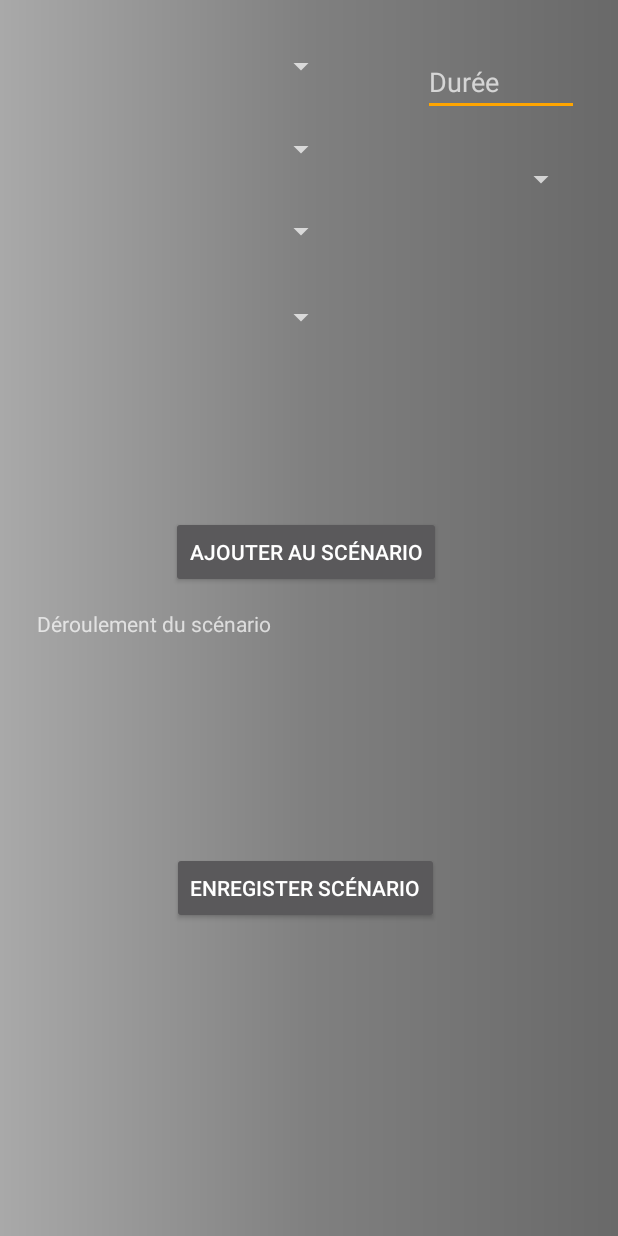
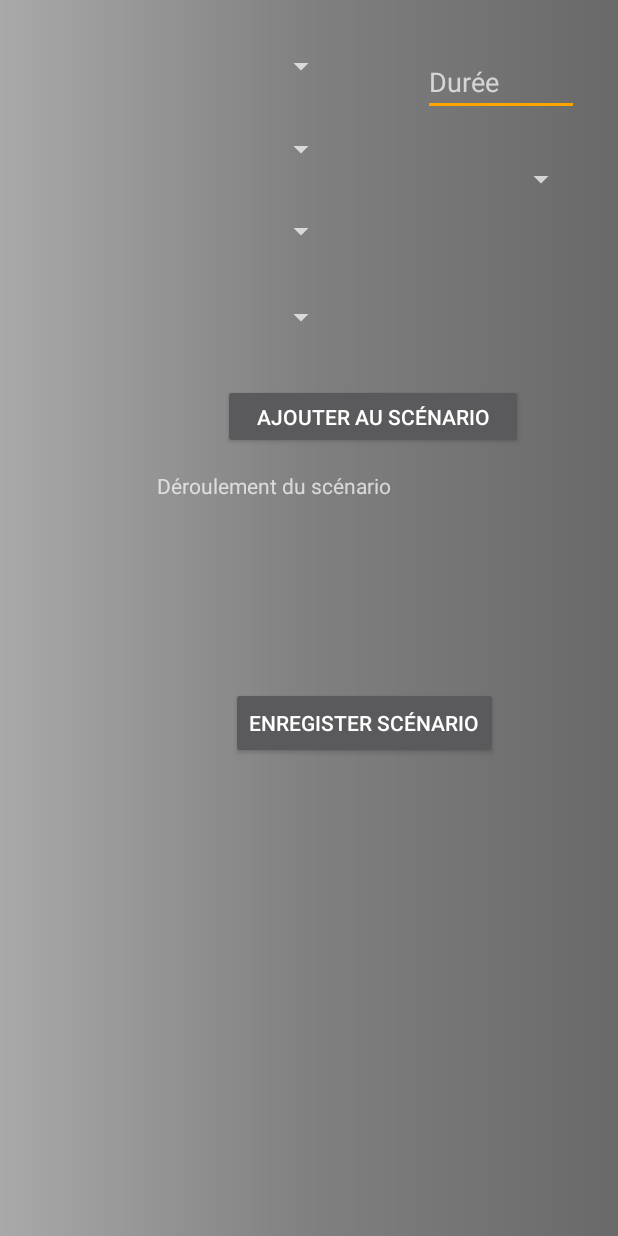
Before and after one commit to dasie-maggle/projet-domotique-client-android, an Android app: the layout creerscenario.xml on its own in the app's theme, with its tools: preview values and no code run, on a phone screen of 412 x 824 dp. Run offline under Robolectric (Android 15) with nearby library versions, the phone set to English and light mode, and no system bars.

Commit message:
creer scenario ihm ok

```diff
--- a/app/src/main/java/ironsecurity/ironsecurity/ChoixScenario.java
+++ b/app/src/main/java/ironsecurity/ironsecurity/ChoixScenario.java
@@ -1,5 +1,4 @@
 package ironsecurity.ironsecurity;
-
 
 import android.os.Bundle;
 import android.support.v7.app.AppCompatActivity;
@@ -7,32 +6,38 @@ import android.view.View;
 import android.widget.AdapterView;
 import android.widget.ArrayAdapter;
 import android.widget.Spinner;
-import android.widget.Toast;
 
 public class ChoixScenario extends AppCompatActivity implements AdapterView.OnItemSelectedListener{
-    String[] action = {"Choisir un scenario", "scenario 1", "scenario 2"};
+    private static String[] actions = {"-Choisir une action-","Allumer","Eteindre"};
+
 
     @Override
     protected void onCreate(Bundle savedInstanceState) {
         super.onCreate(savedInstanceState);
         setContentView(R.layout.choixscenario);
 
-        Spinner spin = findViewById(R.id.choix);
+        // Récupération des IDs
+        Spinner spin = (Spinner)findViewById(R.id.choix);
         spin.setOnItemSelectedListener(this);
 
-        ArrayAdapter<String> adapter= new ArrayAdapter<>(this, android.R.layout.simple_spinner_item, action);
-        adapter.setDropDownViewResource(android.R.layout.simple_spinner_dropdown_item);
 
-        spin.setAdapter(adapter);
+        // Remplissage des spinners
+        ArrayAdapter<String> aa=new ArrayAdapter<String>(this, android.R.layout.simple_spinner_item, actions);
+        spin.setAdapter(aa);
+
+
+        // Définition des écouteurs
+        spin.setOnItemSelectedListener(this);
+
     }
 
     @Override
-    public void onItemSelected(AdapterView<?>arg0, View arg1, int position, long id) {
-        Toast.makeText(getApplicationContext(),action[position], Toast.LENGTH_LONG).show();
+    public void onItemSelected(AdapterView<?> parent, View v, int position, long id) {
+        String selected =(String) parent.getAdapter().getItem(position);
     }
 
     @Override
-    public void onNothingSelected(AdapterView<?>arg0) {
+    public void onNothingSelected(AdapterView<?>arg0){
 
     }
 }
--- a/app/src/main/res/layout/creerscenario.xml
+++ b/app/src/main/res/layout/creerscenario.xml
@@ -16,6 +16,7 @@
         android:layout_marginEnd="8dp"
         android:layout_marginRight="8dp"
         app:layout_constraintEnd_toEndOf="parent"
+        app:layout_constraintHorizontal_bias="1.0"
         app:layout_constraintStart_toStartOf="parent"
         app:layout_constraintTop_toTopOf="parent">
 
@@ -26,11 +27,17 @@
             android:layout_alignParentStart="true"
             android:layout_alignParentLeft="true"
             android:layout_alignParentTop="true"
-            android:layout_marginStart="16dp"
-            android:layout_marginLeft="16dp"
-            android:layout_marginTop="398dp"
-            android:visibility="visible"
-            android:text="@string/deroulement_du_scenario"/>
+            android:layout_alignParentEnd="true"
+            android:layout_alignParentRight="true"
+            android:layout_alignParentBottom="true"
+            android:layout_marginStart="96dp"
+            android:layout_marginLeft="35dp"
+            android:layout_marginTop="306dp"
+            android:layout_marginEnd="0dp"
+            android:layout_marginRight="0dp"
+            android:layout_marginBottom="269dp"
+            android:text="@string/deroulement_du_scenario"
+            android:visibility="visible" />
 
         <Button
             android:id="@+id/Enregistre"
@@ -39,9 +46,9 @@
             android:layout_alignParentStart="true"
             android:layout_alignParentLeft="true"
             android:layout_alignParentTop="true"
-            android:layout_marginStart="106dp"
-            android:layout_marginLeft="106dp"
-            android:layout_marginTop="560dp"
+            android:layout_marginStart="145dp"
+            android:layout_marginLeft="110dp"
+            android:layout_marginTop="450dp"
             android:clickable="true"
             android:text="@string/enregister_scenario" />
 
@@ -52,9 +59,15 @@
             android:layout_alignParentStart="true"
             android:layout_alignParentLeft="true"
             android:layout_alignParentTop="true"
-            android:layout_marginStart="105dp"
-            android:layout_marginLeft="105dp"
-            android:layout_marginTop="336dp"
+            android:layout_alignParentEnd="true"
+            android:layout_alignParentRight="true"
+            android:layout_alignParentBottom="true"
+            android:layout_marginStart="140dp"
+            android:layout_marginLeft="125dp"
+            android:layout_marginTop="248dp"
+            android:layout_marginEnd="55dp"
+            android:layout_marginRight="55dp"
+            android:layout_marginBottom="424dp"
             android:clickable="true"
             android:text="@string/ajouter_au_scenario" />
 
@@ -65,9 +78,13 @@
             android:layout_alignParentStart="true"
             android:layout_alignParentLeft="true"
             android:layout_alignParentTop="true"
-            android:layout_marginStart="16dp"
+            android:layout_alignParentEnd="true"
+            android:layout_alignParentRight="true"
+            android:layout_marginStart="90dp"
             android:layout_marginLeft="16dp"
-            android:layout_marginTop="16dp" />
+            android:layout_marginTop="16dp"
+            android:layout_marginEnd="179dp"
+            android:layout_marginRight="179dp" />
 
         <Spinner
             android:id="@+id/Ext_Etages"
@@ -76,9 +93,13 @@
             android:layout_alignParentStart="true"
             android:layout_alignParentLeft="true"
             android:layout_alignParentTop="true"
-            android:layout_marginStart="16dp"
+            android:layout_alignParentEnd="true"
+            android:layout_alignParentRight="true"
+            android:layout_marginStart="90dp"
             android:layout_marginLeft="16dp"
-            android:layout_marginTop="126dp" />
+            android:layout_marginTop="126dp"
+            android:layout_marginEnd="179dp"
+            android:layout_marginRight="179dp" />
 
         <Spinner
             android:id="@+id/Equipements"
@@ -87,9 +108,13 @@
             android:layout_alignParentStart="true"
             android:layout_alignParentLeft="true"
             android:layout_alignParentTop="true"
-            android:layout_marginStart="16dp"
+            android:layout_alignParentEnd="true"
+            android:layout_alignParentRight="true"
+            android:layout_marginStart="90dp"
             android:layout_marginLeft="16dp"
-            android:layout_marginTop="71dp" />
+            android:layout_marginTop="71dp"
+            android:layout_marginEnd="179dp"
+            android:layout_marginRight="179dp" />
 
         <Spinner
             android:id="@+id/Pieces"
@@ -98,9 +123,13 @@
             android:layout_alignParentStart="true"
             android:layout_alignParentLeft="true"
             android:layout_alignParentTop="true"
-            android:layout_marginStart="16dp"
+            android:layout_alignParentEnd="true"
+            android:layout_alignParentRight="true"
+            android:layout_marginStart="90dp"
             android:layout_marginLeft="16dp"
-            android:layout_marginTop="183dp" />
+            android:layout_marginTop="183dp"
+            android:layout_marginEnd="179dp"
+            android:layout_marginRight="179dp" />
 
         <Spinner
             android:id="@+id/Temps"
@@ -109,9 +138,13 @@
             android:layout_alignParentStart="true"
             android:layout_alignParentLeft="true"
             android:layout_alignParentTop="true"
+            android:layout_alignParentEnd="true"
+            android:layout_alignParentRight="true"
             android:layout_marginStart="276dp"
             android:layout_marginLeft="276dp"
-            android:layout_marginTop="91dp" />
+            android:layout_marginTop="91dp"
+            android:layout_marginEnd="19dp"
+            android:layout_marginRight="19dp" />
 
         <EditText
             android:id="@+id/Durée"
@@ -124,8 +157,8 @@
             android:layout_marginEnd="18dp"
             android:layout_marginRight="18dp"
             android:ems="10"
-            android:inputType="number"
-            android:hint="Durée" />
+            android:hint="Durée"
+            android:inputType="number" />
 
     </RelativeLayout>
 </android.support.constraint.ConstraintLayout>
```
